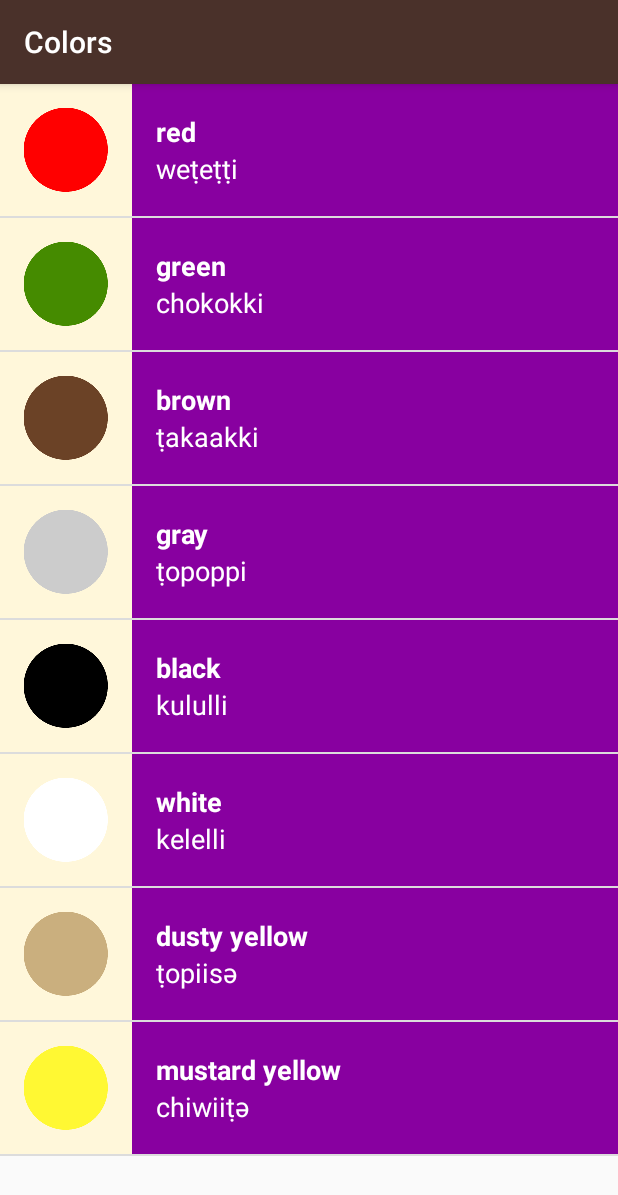
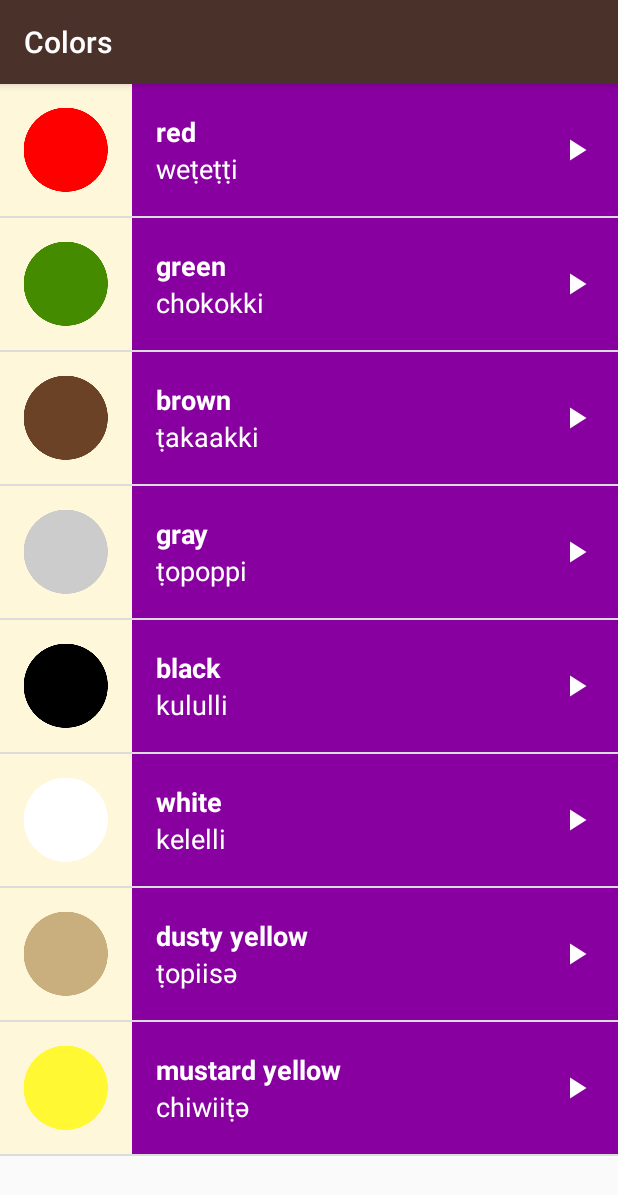
Before and after one commit to knightmanish/Miwok, an Android app: the ColorsActivity screen opened directly, with no data from a screen before it, on a phone screen of 412 x 824 dp. Shown: the top 1195 px of the screen. Run offline under Robolectric (Android 15) with nearby library versions, the phone set to English and light mode, and no system bars.

Commit message:
play icon added

```diff
--- a/app/src/main/java/com/example/android/learnmiwok/WordAdapter.java
+++ b/app/src/main/java/com/example/android/learnmiwok/WordAdapter.java
@@ -142,6 +142,9 @@ public class WordAdapter extends ArrayAdapter<Word> {
             viewHolder.icon = (ImageView) convertView.findViewById(R.id.icon);
             LinearLayout textGroup = (LinearLayout) convertView.findViewById(R.id.textGroup);
             textGroup.setBackgroundResource(this.bgColorId);
+            LinearLayout playHolder = (LinearLayout) convertView.findViewById(R.id.playHolder);
+            playHolder.setBackgroundResource(this.bgColorId);
+
 
             convertView.setOnClickListener(new View.OnClickListener() {
                 @Override
--- a/app/src/main/res/layout/list_item.xml
+++ b/app/src/main/res/layout/list_item.xml
@@ -13,8 +13,9 @@
 
     <LinearLayout
         android:id="@+id/textGroup"
-        android:layout_width="match_parent"
+        android:layout_width="0dp"
         android:layout_height="wrap_content"
+        android:layout_weight="1"
         android:minHeight="@dimen/list_item_height"
         android:orientation="vertical"
         android:paddingLeft="16dp">
@@ -40,4 +41,17 @@
             android:textColor="@android:color/white"
             tools:text="default" />
     </LinearLayout>
+
+    <LinearLayout
+        android:id="@+id/playHolder"
+        android:layout_width="wrap_content"
+        android:layout_height="@dimen/list_item_height">
+
+        <ImageView
+            android:layout_width="@dimen/play_icon_size"
+            android:layout_height="@dimen/play_icon_size"
+            android:layout_gravity="center_vertical"
+            android:layout_marginRight="16dp"
+            android:src="@drawable/ic_play" />
+    </LinearLayout>
 </LinearLayout>
--- a/app/src/main/res/values/dimens.xml
+++ b/app/src/main/res/values/dimens.xml
@@ -15,4 +15,5 @@
 <resources>
     <!-- Height of each list item -->
     <dimen name="list_item_height">88dp</dimen>
+    <dimen name="play_icon_size">24dp</dimen>
 </resources>
```
Also changed, not shown: app/src/main/res/drawable-hdpi/ic_play.png (added), app/src/main/res/drawable-mdpi/ic_play.png (added), app/src/main/res/drawable-xhdpi/ic_play.png (added), app/src/main/res/drawable-xxhdpi/ic_play.png (added), app/src/main/res/drawable-xxxhdpi/ic_play.png (added).
